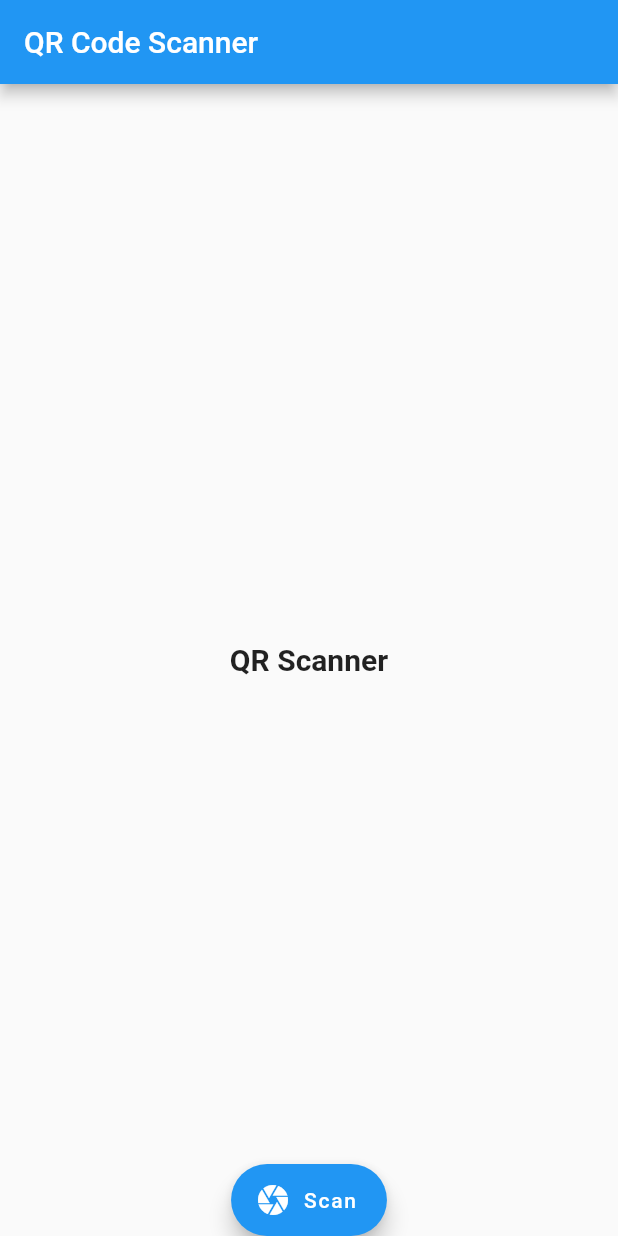
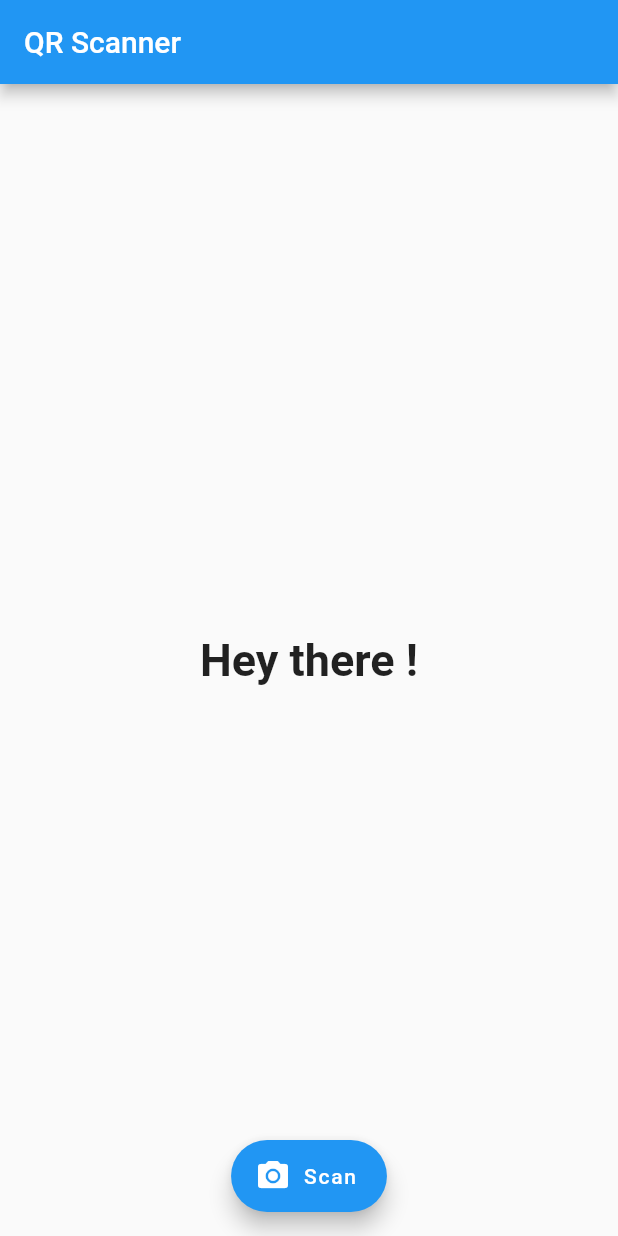
Before and after one commit to jpmehedi/barcode-scanner-flutter, a Flutter app: the screen it shows after launch, on a phone screen of 412 x 824 dp. Run offline on Flutter 3.47's test engine with Material 2 defaults, Android fonts, the phone set to English and light mode, and no system bars; missing offline and left inert: barcode_scan.

```diff
--- a/lib/main.dart
+++ b/lib/main.dart
@@ -1,47 +1,74 @@
+import 'dart:async';
+
 import 'package:flutter/material.dart';
+import 'package:barcode_scan/barcode_scan.dart';
+import 'package:flutter/services.dart';
 
-void main() {
-  runApp(MyApp());
-}
+void main() => runApp(MaterialApp(
+      debugShowCheckedModeBanner: false,
+      home: HomePage(),
+    ));
 
-class MyApp extends StatelessWidget {
+class HomePage extends StatefulWidget {
   @override
-  Widget build(BuildContext context) {
-    return MaterialApp(
-      title: 'Flutter Demo',
-      theme: ThemeData(
-        primarySwatch: Colors.blue,
-        visualDensity: VisualDensity.adaptivePlatformDensity,
-      ),
-      home: HomePage(),
-    );
+  HomePageState createState() {
+    return new HomePageState();
   }
 }
 
-class HomePage extends StatefulWidget {
-  @override
-  _HomePageState createState() => _HomePageState();
-}
+class HomePageState extends State<HomePage> {
+  String code = "Hey there !";
 
-class _HomePageState extends State<HomePage> {
+  Future _scanQR() async {
+    try {
+      var result = await BarcodeScanner.scan();
+
+      setState(() {
+        code = result.rawContent;
+        print(result.type); // The result type (barcode, cancelled, failed)
+        print(result.rawContent); // The barcode content
+        print(result.format); // The barcode format (as enum)
+        print(result.formatNote);
+      });
+    } on PlatformException catch (ex) {
+      if (ex.code == BarcodeScanner.cameraAccessDenied) {
+        setState(() {
+          code = "Camera permission was denied";
+        });
+      } else {
+        setState(() {
+          code = "Unknown Error $ex";
+        });
+      }
+    } on FormatException {
+      setState(() {
+        code = "You pressed the back button before scanning anything";
+      });
+    } catch (ex) {
+      setState(() {
+        code = "Unknown Error $ex";
+      });
+    }
+  }
+
   @override
   Widget build(BuildContext context) {
     return Scaffold(
       appBar: AppBar(
-        title: Text("QR Code Scanner"),
+        title: Text("QR Scanner"),
       ),
       body: Center(
         child: Text(
-          "QR Scanner",
-          style: TextStyle(fontWeight: FontWeight.bold, fontSize: 20),
+          code,
+          style: new TextStyle(fontSize: 30.0, fontWeight: FontWeight.bold),
         ),
       ),
       floatingActionButton: FloatingActionButton.extended(
-        onPressed: () {},
+        icon: Icon(Icons.camera_alt),
         label: Text("Scan"),
-        icon: Icon(Icons.camera),
+        onPressed: _scanQR,
       ),
-      floatingActionButtonLocation: FloatingActionButtonLocation.centerDocked,
+      floatingActionButtonLocation: FloatingActionButtonLocation.centerFloat,
     );
   }
 }
--- a/pubspec.yaml
+++ b/pubspec.yaml
@@ -15,6 +15,7 @@ dependencies:
 
 
   cupertino_icons: ^0.1.3
+  barcode_scan: ^3.0.1
 
 dev_dependencies:
   flutter_test:
```
Also changed, not shown: pubspec.lock, 2 other files.
